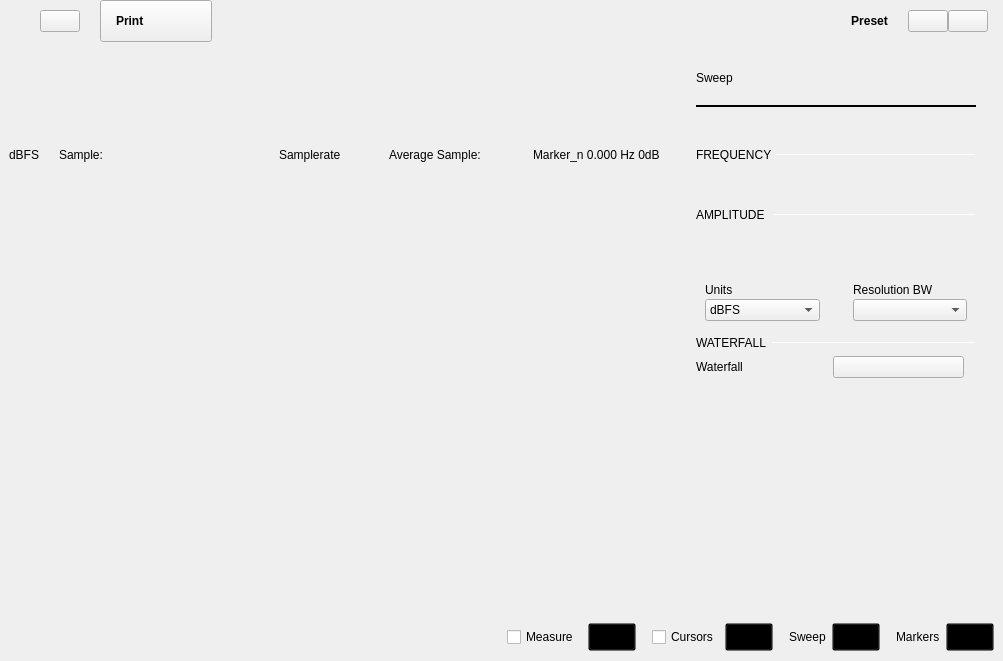
The window that plugins/m2k/ui/spectrum_analyzer.ui (analogdevicesinc/scopy) describes before a commit, drawn with Qt 5.
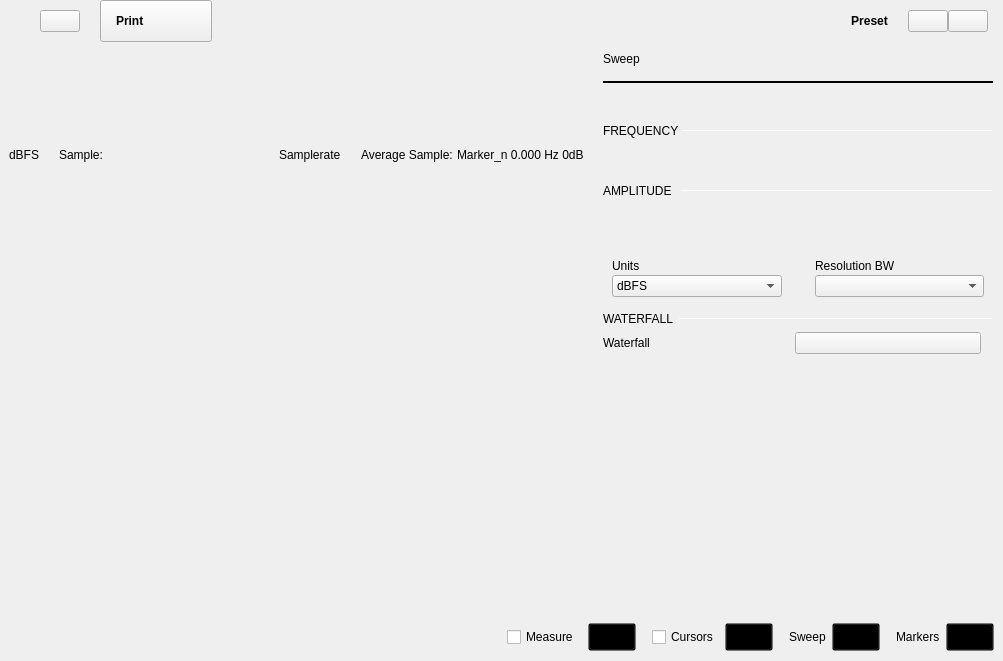
The same window after the commit. Icons and pictures are not drawn. Custom widgets are drawn as their Qt base class.

Commit message: m2k/ui: Removed right menu unnecessary margins for all instruments.

Patch:
```diff
--- a/plugins/m2k/ui/spectrum_analyzer.ui
+++ b/plugins/m2k/ui/spectrum_analyzer.ui
@@ -490,7 +490,7 @@
            <item>
             <widget class="QStackedWidget" name="stackedWidget">
              <property name="sizePolicy">
-              <sizepolicy hsizetype="Fixed" vsizetype="Preferred">
+              <sizepolicy hsizetype="Preferred" vsizetype="Preferred">
                <horstretch>0</horstretch>
                <verstretch>0</verstretch>
               </sizepolicy>
@@ -1014,16 +1014,16 @@
                 <number>0</number>
                </property>
                <property name="leftMargin">
-                <number>18</number>
+                <number>0</number>
                </property>
                <property name="topMargin">
-                <number>20</number>
+                <number>10</number>
                </property>
                <property name="rightMargin">
-                <number>18</number>
+                <number>0</number>
                </property>
                <property name="bottomMargin">
-                <number>0</number>
+                <number>10</number>
                </property>
                <item>
                 <widget class="QScrollArea" name="scrollArea">
@@ -1033,6 +1033,9 @@
                  <property name="horizontalScrollBarPolicy">
                   <enum>Qt::ScrollBarAlwaysOff</enum>
                  </property>
+                 <property name="sizeAdjustPolicy">
+                  <enum>QAbstractScrollArea::AdjustToContents</enum>
+                 </property>
                  <property name="widgetResizable">
                   <bool>true</bool>
                  </property>
@@ -1041,8 +1044,8 @@
                    <rect>
                     <x>0</x>
                     <y>0</y>
-                    <width>298</width>
-                    <height>523</height>
+                    <width>336</width>
+                    <height>545</height>
                    </rect>
                   </property>
                   <property name="sizePolicy">
@@ -1052,10 +1055,22 @@
                    </sizepolicy>
                   </property>
                   <layout class="QVBoxLayout" name="verticalLayout_16">
+                   <property name="leftMargin">
+                    <number>10</number>
+                   </property>
+                   <property name="topMargin">
+                    <number>0</number>
+                   </property>
+                   <property name="rightMargin">
+                    <number>10</number>
+                   </property>
+                   <property name="bottomMargin">
+                    <number>0</number>
+                   </property>
                    <item>
                     <layout class="QHBoxLayout" name="hLayout_title">
                      <property name="bottomMargin">
-                      <number>14</number>
+                      <number>9</number>
                      </property>
                      <item>
                       <widget class="QLabel" name="labelSettingsTitle">
@@ -1112,6 +1127,12 @@
                    </item>
                    <item>
                     <widget class="scopy::CustomSwitch" name="logBtn">
+                     <property name="sizePolicy">
+                      <sizepolicy hsizetype="Expanding" vsizetype="Fixed">
+                       <horstretch>0</horstretch>
+                       <verstretch>0</verstretch>
+                      </sizepolicy>
+                     </property>
                      <property name="styleSheet">
                       <string notr="true">QPushButton {
 min-width: 280px;
```
Left out of the diff: 48 changed lines with no effect on the pictures. The commit also changes 12 other files.
